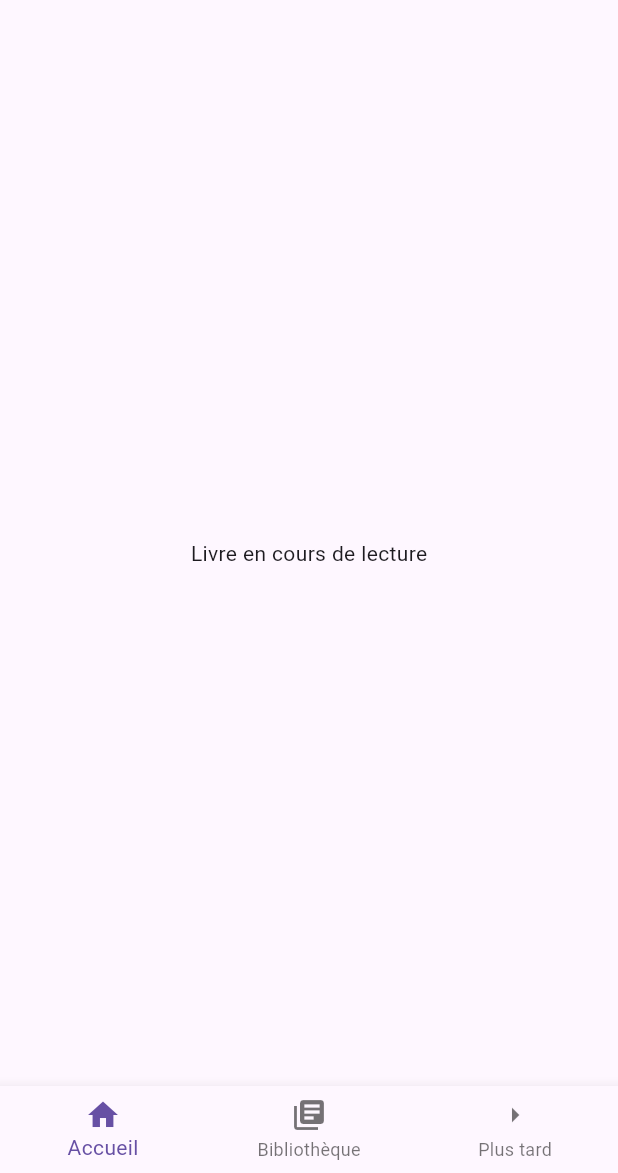
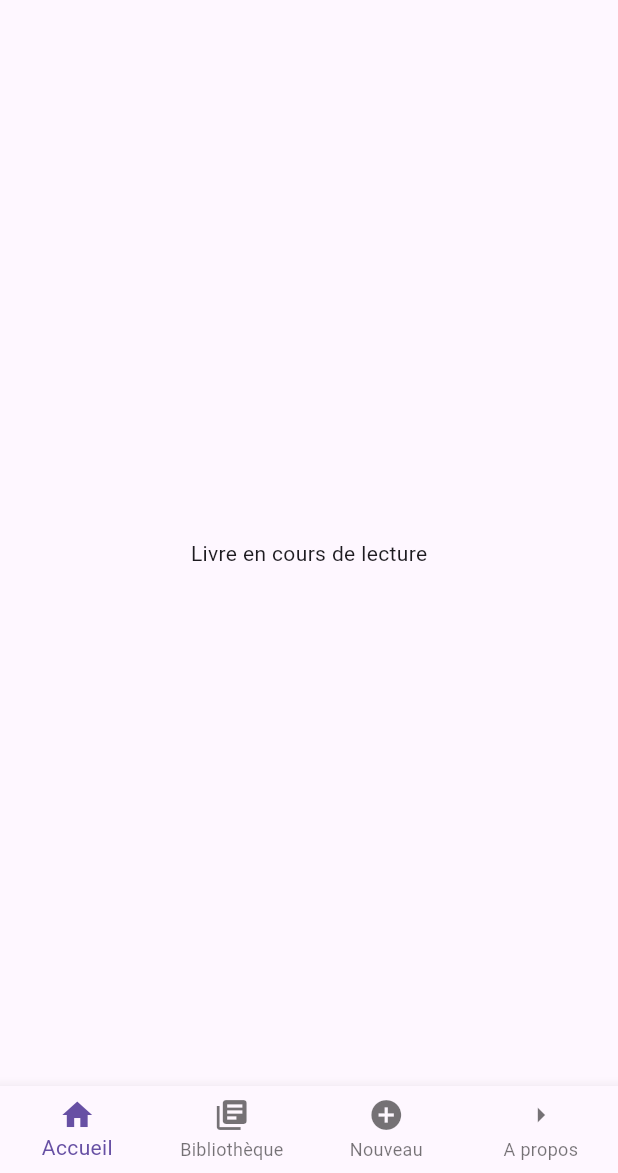
Before and after one commit to nrouelle/bibliotech_ui, a Flutter app: the screen it shows after launch, on a phone screen of 412 x 824 dp, the part 63-1236 px from its top. Run offline on Flutter 3.47's test engine with Material 3 defaults, Android fonts, the phone set to English and light mode, and no system bars; generated files the repository leaves out were written again.

Commit message:
add BookAddView in bootombar

```diff
--- a/lib/src/app.dart
+++ b/lib/src/app.dart
@@ -1,6 +1,7 @@
 import 'package:flutter/material.dart';
 import 'package:flutter_gen/gen_l10n/app_localizations.dart';
 import 'package:flutter_localizations/flutter_localizations.dart';
+import 'package:ma_biblio/src/books/books_add_view.dart';
 import 'package:ma_biblio/src/home/home_view.dart';
 import 'books/books_controller.dart';
 import 'books/books_list_view.dart';
@@ -78,6 +79,8 @@ class MyApp extends StatelessWidget {
                     return const SampleItemDetailsView();
                   case BookListView.routeName:
                     return const BookListView();
+                  case BookAddView.routeName:
+                    return const BookAddView();
                   default:
                     return const HomeView();
                 }
--- a/lib/src/home/home_view.dart
+++ b/lib/src/home/home_view.dart
@@ -1,4 +1,5 @@
 import 'package:flutter/material.dart';
+import 'package:ma_biblio/src/books/books_add_view.dart';
 import 'package:ma_biblio/src/settings/settings_view.dart';
 
 import 'package:ma_biblio/src/books/books_list_view.dart';
@@ -16,6 +17,7 @@ class _HomeViewState extends State<HomeView> {
   static const List<Widget> _pages = <Widget>[
     CurrentBook(),
     BookListView(),
+    BookAddView(),
     About()
   ];
 
@@ -46,12 +48,15 @@ class _HomeViewState extends State<HomeView> {
         child: _pages.elementAt(_selectedIndex),
       ),
       bottomNavigationBar: BottomNavigationBar(
+        type: BottomNavigationBarType.fixed,
         items: const <BottomNavigationBarItem>[
           BottomNavigationBarItem(icon: Icon(Icons.home), label: 'Accueil'),
           BottomNavigationBarItem(
               icon: Icon(Icons.library_books), label: 'Bibliothèque'),
           BottomNavigationBarItem(
-              icon: Icon(Icons.arrow_right), label: 'Plus tard'),
+              icon: Icon(Icons.add_circle), label: 'Nouveau'),
+          BottomNavigationBarItem(
+              icon: Icon(Icons.arrow_right), label: 'A propos'),
         ],
         currentIndex: _selectedIndex,
         onTap: _onItemTapped,
```
Also changed, not shown: lib/src/books/books_add_view.dart (+7 -1 lines).
